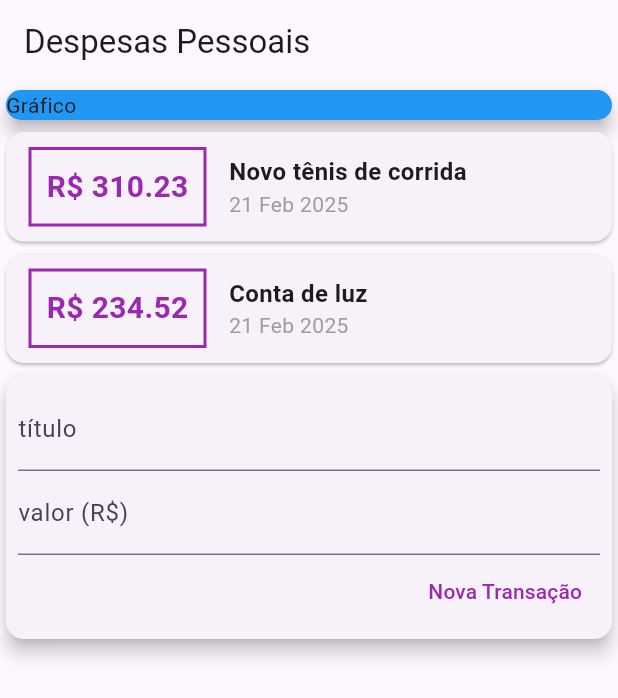
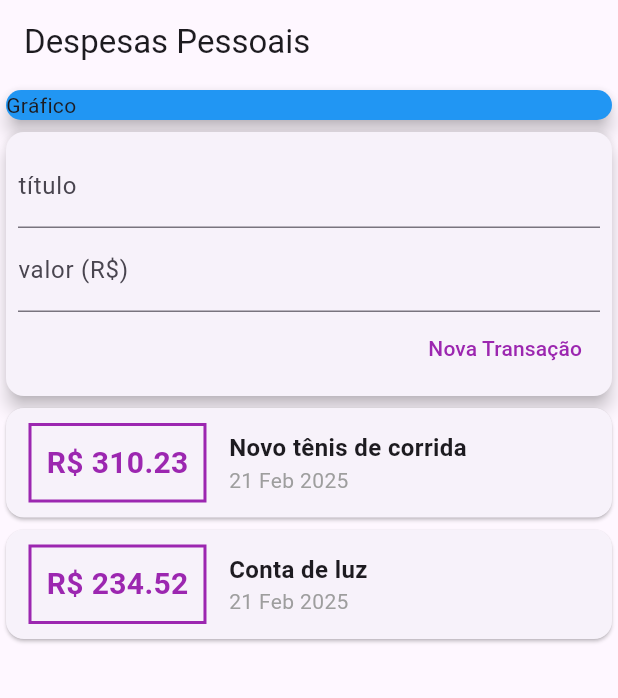
Before and after one commit to BragaMask/AppReal, a Flutter app: the screen it shows after launch, on a phone screen of 412 x 824 dp. Shown: the top 698 px of the screen. Run offline on Flutter 3.47's test engine with Material 3 defaults, Android fonts, the phone set to English and light mode, and no system bars; missing offline and left inert: dart:ffi.

Commit message:
adição da transação e adição da ListView

```diff
--- a/lib/components/transaction_form.dart
+++ b/lib/components/transaction_form.dart
@@ -1,9 +1,14 @@
+import 'dart:ffi';
+
 import 'package:flutter/material.dart';
 
 class TransactionForm extends StatelessWidget {
   final titleController = TextEditingController();
   final valueController = TextEditingController();
 
+  final void Function(String, double) onsubmit;
+
+  TransactionForm(this.onsubmit);
 
   @override
   Widget build(BuildContext context) {
@@ -30,8 +35,9 @@
               children: [
                 TextButton(
                   onPressed: () {
-                    print(titleController.text);
-                    print(valueController.text);
+                    final title = titleController.text;
+                    final value = double.tryParse(valueController.text) ?? 0.0;
+                    onsubmit(title, value);
                   },
                   child: const Text(
                     'Nova Transação',
--- a/lib/components/transaction_list.dart
+++ b/lib/components/transaction_list.dart
@@ -9,8 +9,12 @@
 
   @override
   Widget build(BuildContext context) {
-    return Column(
-      children: transactions.map((tr) {
+    return Container(
+      height: 300,
+      child: ListView.builder(
+        itemCount: transactions.length,
+        itemBuilder: (context, index) {
+          final tr = transactions[index];
           return Card(
             child: Row(
               children: [
@@ -51,8 +55,10 @@
                   ],
                 ),
               ],
-        ));
-      }).toList(),
+            ),
+          );
+        },
+      ),
     );
   }
 }
--- a/lib/main.dart
+++ b/lib/main.dart
@@ -14,15 +14,12 @@
   Widget build(BuildContext context) {
     return MaterialApp(
       home: MyHomePage(),
+      debugShowCheckedModeBanner: false,
     );
   }
 }
 
 class MyHomePage extends StatelessWidget {
-
-
-
-
   @override
   Widget build(BuildContext context) {
     return Scaffold(
```
Also changed, not shown: lib/components/transaction_user.dart (+23 -6 lines), 4 other files. Lines whose indentation alone changed are shown as unchanged.
